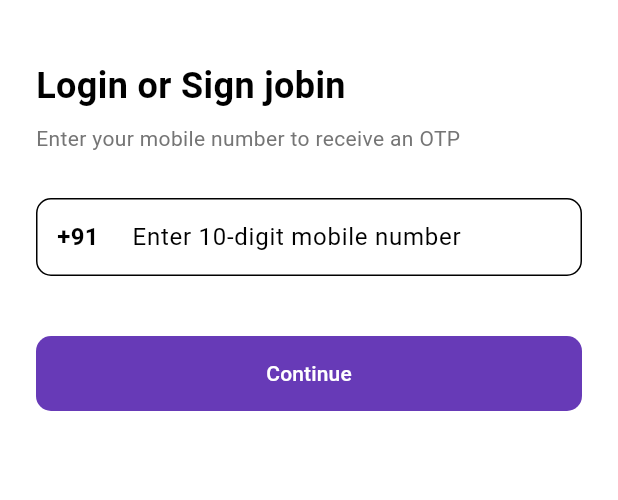
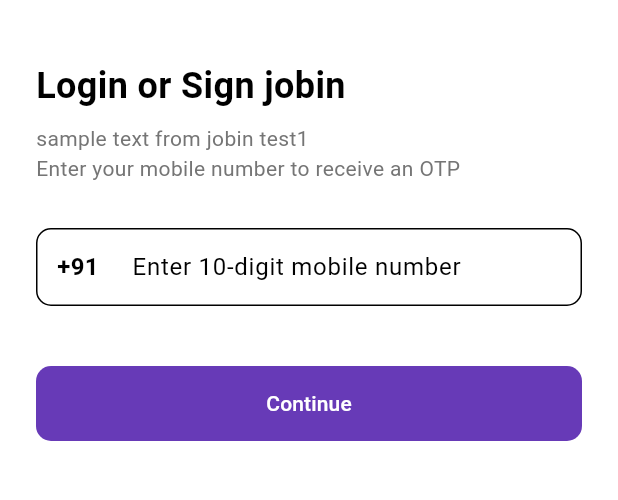
Before and after one commit to jobin114141/new_learn_ecomerse, a Flutter app: the screen it shows after launch, on a phone screen of 412 x 824 dp, the part 231-731 px from its top. Run offline on Flutter 3.47's test engine with Material 3 defaults, Android fonts, the phone set to English and light mode, and no system bars; our stand-ins replace cached_network_image, dartz, dio, flutter_hooks, flutter_secure_storage, go_router and 3 more; generated files the repository leaves out were written again; Roboto replaces fonts that are missing (Poppins).

Commit message:
added new text

```diff
--- a/lib/features/auth/presentation/screens/phone_login_screen.dart
+++ b/lib/features/auth/presentation/screens/phone_login_screen.dart
@@ -62,6 +62,10 @@
                   style: TextStyle(fontSize: 24, fontWeight: FontWeight.bold),
                 ),
                 const SizedBox(height: 8),
+                   Text(
+                  'sample text from jobin test1',
+                  style: TextStyle(color: Colors.grey.shade600, fontSize: 14),
+                ),
                 Text(
                   'Enter your mobile number to receive an OTP',
                   style: TextStyle(color: Colors.grey.shade600, fontSize: 14),
```
